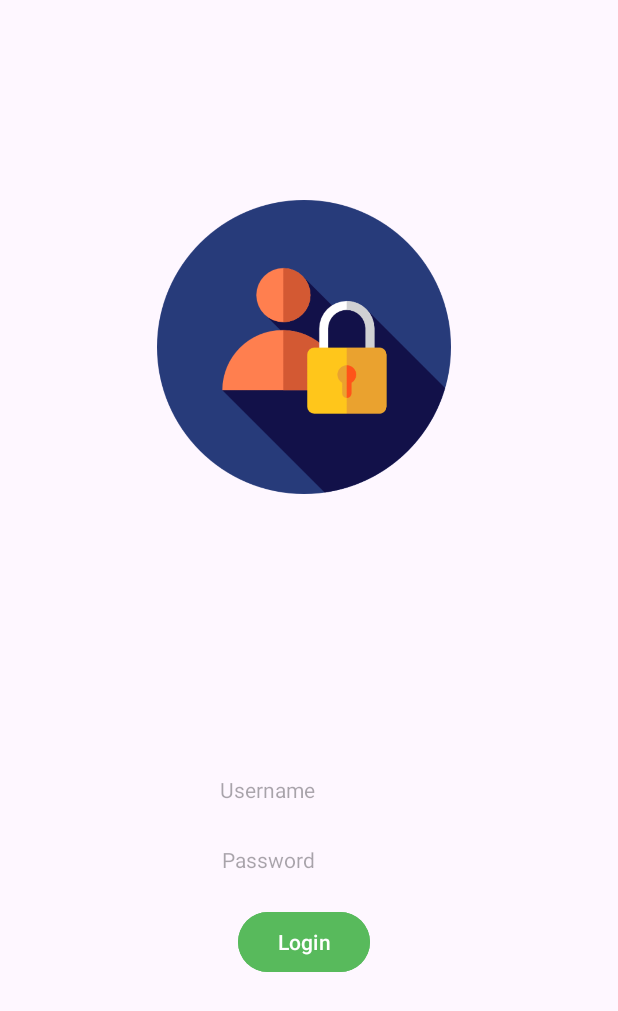
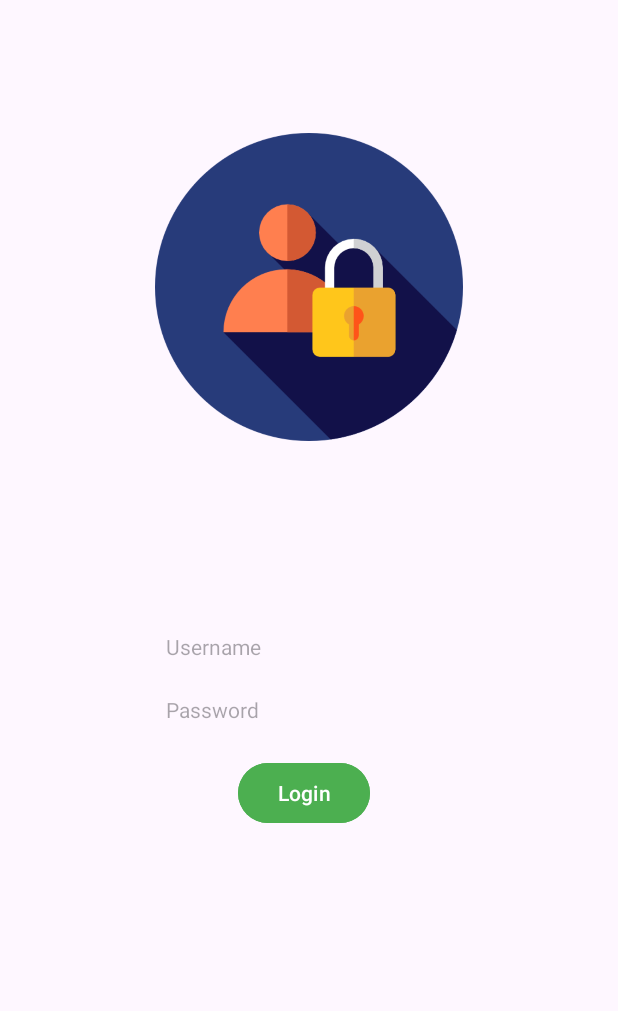
Before and after one commit to dairahmannn/TA-PM-SI21CDX-OASIS, an Android app: the screen it shows after launch (MainActivity), on a phone screen of 412 x 824 dp. Shown: the top 1011 px of the screen. Run offline under Robolectric (Android 15) with nearby library versions, the phone set to English and light mode, and no system bars.

Commit message:
master: Penyesuaian posisi semua gambar icon,username,pasword,login

```diff
--- a/PROGRAM/app/src/main/res/layout/activity_main.xml
+++ b/PROGRAM/app/src/main/res/layout/activity_main.xml
@@ -10,15 +10,15 @@
 
     <ImageView
         android:id="@+id/imageView"
-        android:layout_width="196dp"
-        android:layout_height="253dp"
+        android:layout_width="205dp"
+        android:layout_height="290dp"
         android:layout_alignParentTop="true"
         android:layout_alignParentEnd="true"
         android:layout_alignParentBottom="true"
         android:layout_marginTop="0dp"
-        android:layout_marginEnd="111dp"
+        android:layout_marginEnd="103dp"
         android:layout_marginRight="113dp"
-        android:layout_marginBottom="361dp"
+        android:layout_marginBottom="441dp"
         app:srcCompat="@drawable/login" />
 
     <TextView
@@ -28,12 +28,12 @@
         android:layout_alignParentEnd="true"
         android:layout_alignParentRight="true"
         android:layout_alignParentBottom="true"
-        android:layout_marginEnd="105dp"
-        android:layout_marginRight="105dp"
-        android:layout_marginBottom="288dp"
+        android:layout_marginEnd="141dp"
+        android:layout_marginRight="141dp"
+        android:layout_marginBottom="383dp"
         android:ems="10"
-        android:inputType="textPersonName"
-        android:hint="Username" />
+        android:hint="Username"
+        android:inputType="textPersonName" />
 
     <TextView
         android:id="@+id/edpass"
@@ -42,12 +42,12 @@
         android:layout_alignParentEnd="true"
         android:layout_alignParentRight="true"
         android:layout_alignParentBottom="true"
-        android:layout_marginEnd="104dp"
-        android:layout_marginRight="106dp"
-        android:layout_marginBottom="241dp"
+        android:layout_marginEnd="141dp"
+        android:layout_marginRight="141dp"
+        android:layout_marginBottom="341dp"
         android:ems="10"
         android:hint="Password"
-        android:inputType="textPersonName"/>
+        android:inputType="textPersonName" />
 
     <Button
         android:id="@+id/button"
@@ -58,8 +58,8 @@
         android:layout_alignParentBottom="true"
         android:layout_marginEnd="165dp"
         android:layout_marginRight="165dp"
-        android:layout_marginBottom="172dp"
-        android:backgroundTint="#58BA5C"
+        android:layout_marginBottom="271dp"
+        android:backgroundTint="#4CAF50"
         android:text="Login" />
 
 
```
